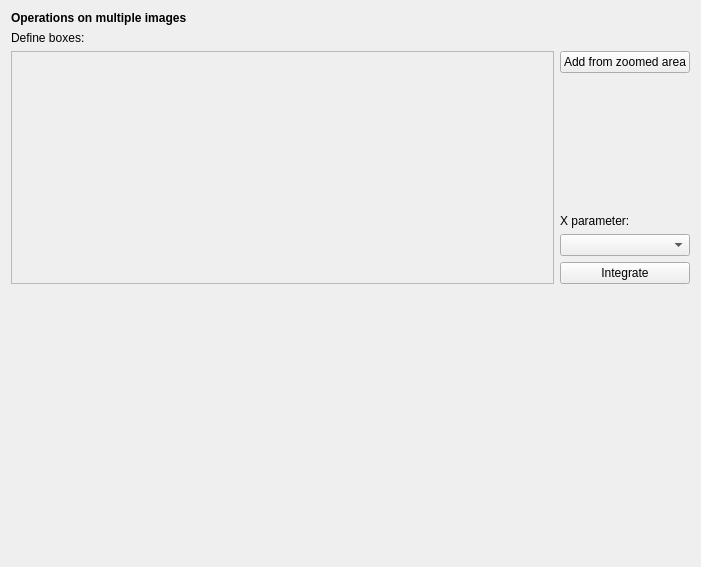
This is ufit/gui/imageops.ui in McStasMcXtrace/ufit as Qt 5 draws it before an edit. The edited form follows.
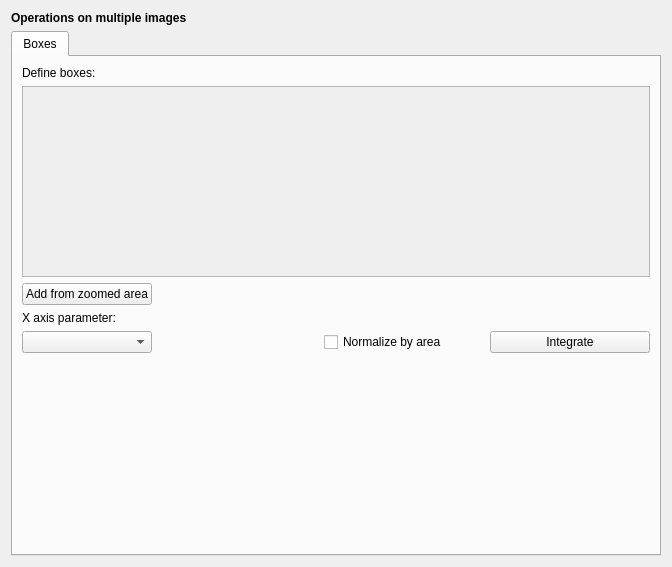
This is the edited form.

Commit message: work on box integration UI

The edit to the form file:
```diff
--- a/ufit/gui/imageops.ui
+++ b/ufit/gui/imageops.ui
@@ -6,7 +6,7 @@
    <rect>
     <x>0</x>
     <y>0</y>
-    <width>701</width>
+    <width>659</width>
     <height>567</height>
    </rect>
   </property>
@@ -15,8 +15,6 @@
   </property>
   <layout class="QVBoxLayout" name="verticalLayout">
    <item>
-    <layout class="QGridLayout" name="gridLayout">
-     <item row="0" column="0" colspan="2">
       <widget class="QLabel" name="label_10">
        <property name="font">
         <font>
@@ -29,7 +27,43 @@
        </property>
       </widget>
      </item>
-     <item row="2" column="0">
+   <item>
+    <widget class="QTabWidget" name="tabWidget">
+     <property name="currentIndex">
+      <number>0</number>
+     </property>
+     <widget class="QWidget" name="tab_2">
+      <attribute name="title">
+       <string>Boxes</string>
+      </attribute>
+      <layout class="QGridLayout" name="gridLayout">
+       <item row="5" column="0" colspan="4">
+        <spacer name="verticalSpacer">
+         <property name="orientation">
+          <enum>Qt::Vertical</enum>
+         </property>
+         <property name="sizeHint" stdset="0">
+          <size>
+           <width>628</width>
+           <height>192</height>
+          </size>
+         </property>
+        </spacer>
+       </item>
+       <item row="0" column="0">
+        <widget class="QLabel" name="label_2">
+         <property name="sizePolicy">
+          <sizepolicy hsizetype="Fixed" vsizetype="Preferred">
+           <horstretch>0</horstretch>
+           <verstretch>0</verstretch>
+          </sizepolicy>
+         </property>
+         <property name="text">
+          <string>Define boxes:</string>
+         </property>
+        </widget>
+       </item>
+       <item row="1" column="0" colspan="4">
       <widget class="QScrollArea" name="boxArea">
        <property name="widgetResizable">
         <bool>true</bool>
@@ -39,8 +73,8 @@
          <rect>
           <x>0</x>
           <y>0</y>
-          <width>532</width>
-          <height>227</height>
+            <width>625</width>
+            <height>189</height>
          </rect>
         </property>
         <layout class="QVBoxLayout" name="verticalLayout_4">
@@ -65,74 +99,40 @@
        </widget>
       </widget>
      </item>
-     <item row="1" column="0">
-      <widget class="QLabel" name="label_2">
-       <property name="sizePolicy">
-        <sizepolicy hsizetype="Fixed" vsizetype="Preferred">
-         <horstretch>0</horstretch>
-         <verstretch>0</verstretch>
-        </sizepolicy>
-       </property>
-       <property name="text">
-        <string>Define boxes:</string>
-       </property>
-      </widget>
-     </item>
-     <item row="2" column="1">
-      <layout class="QVBoxLayout" name="verticalLayout_2">
-       <item>
+       <item row="2" column="0">
         <widget class="QPushButton" name="addboxBtn">
          <property name="text">
           <string>Add from zoomed area</string>
          </property>
         </widget>
        </item>
-       <item>
-        <spacer name="verticalSpacer_2">
-         <property name="orientation">
-          <enum>Qt::Vertical</enum>
-         </property>
-         <property name="sizeHint" stdset="0">
-          <size>
-           <width>20</width>
-           <height>40</height>
-          </size>
-         </property>
-        </spacer>
-       </item>
-       <item>
-        <widget class="QLabel" name="label">
-         <property name="text">
-          <string>X parameter:</string>
-         </property>
-        </widget>
-       </item>
-       <item>
-        <widget class="QComboBox" name="xparamBox"/>
-       </item>
-       <item>
+       <item row="4" column="3">
         <widget class="QPushButton" name="integrateBtn">
          <property name="text">
           <string>Integrate</string>
          </property>
         </widget>
        </item>
-      </layout>
-     </item>
-    </layout>
-   </item>
-   <item>
-    <spacer name="verticalSpacer">
-     <property name="orientation">
-      <enum>Qt::Vertical</enum>
-     </property>
-     <property name="sizeHint" stdset="0">
-      <size>
-       <width>20</width>
-       <height>40</height>
-      </size>
-     </property>
-    </spacer>
+       <item row="4" column="0">
+        <widget class="QComboBox" name="xparamBox"/>
+       </item>
+       <item row="3" column="0">
+        <widget class="QLabel" name="label">
+         <property name="text">
+          <string>X axis parameter:</string>
+         </property>
+        </widget>
+       </item>
+       <item row="4" column="2">
+        <widget class="QCheckBox" name="boxNormBox">
+         <property name="text">
+          <string>Normalize by area</string>
+         </property>
+        </widget>
+       </item>
+      </layout>
+     </widget>
+    </widget>
    </item>
   </layout>
  </widget>
```
Lines whose indentation alone changed are shown as unchanged. The commit also changes 2 other files.
